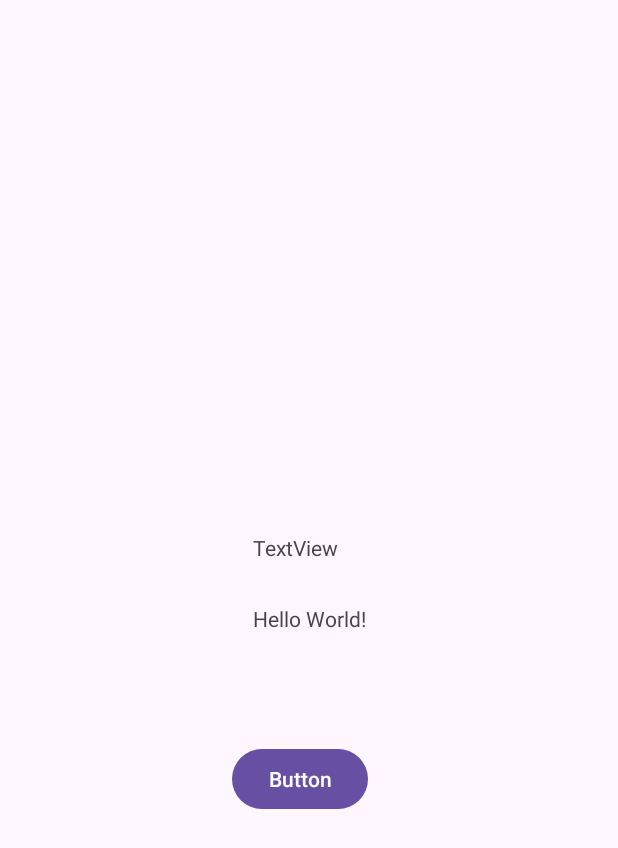
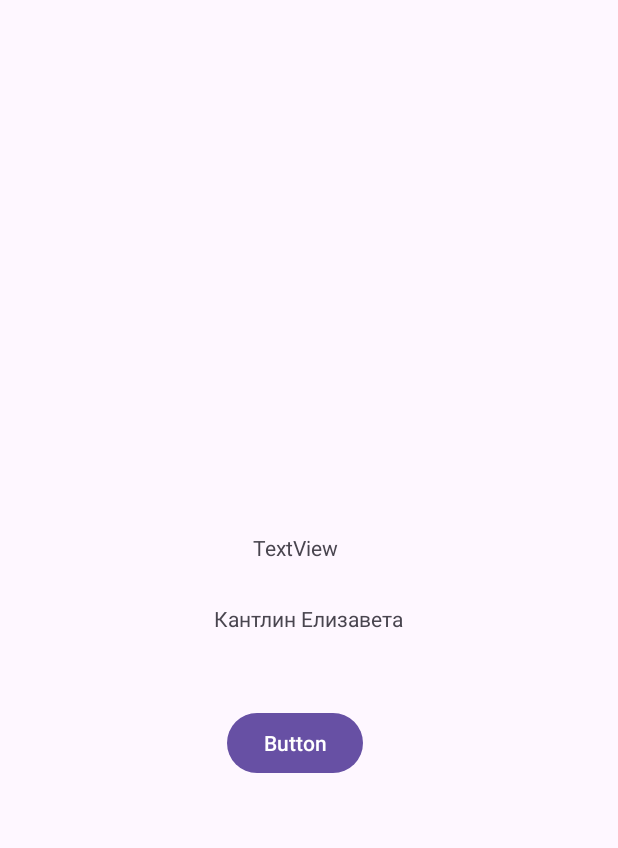
Before and after one commit to kantlinliza13/prakt7, an Android app: the screen it shows after launch (MainActivity), on a phone screen of 412 x 824 dp. Shown: the top 848 px of the screen. Run offline under Robolectric (Android 15) with nearby library versions, the phone set to English and light mode, and no system bars.

Commit message:
изменили текст

```diff
--- a/app/src/main/res/layout/activity_main.xml
+++ b/app/src/main/res/layout/activity_main.xml
@@ -10,9 +10,10 @@
         android:id="@+id/textView2"
         android:layout_width="wrap_content"
         android:layout_height="wrap_content"
-        android:text="Hello World!"
+        android:text="Кантлин Елизавета"
         app:layout_constraintBottom_toBottomOf="parent"
         app:layout_constraintEnd_toEndOf="parent"
+        app:layout_constraintHorizontal_bias="0.498"
         app:layout_constraintStart_toStartOf="parent"
         app:layout_constraintTop_toTopOf="parent" />
 
@@ -36,10 +37,10 @@
         android:text="Button"
         app:layout_constraintBottom_toBottomOf="parent"
         app:layout_constraintEnd_toEndOf="parent"
-        app:layout_constraintHorizontal_bias="0.481"
+        app:layout_constraintHorizontal_bias="0.471"
         app:layout_constraintStart_toStartOf="parent"
         app:layout_constraintTop_toTopOf="parent"
-        app:layout_constraintVertical_bias="0.638"
+        app:layout_constraintVertical_bias="0.607"
         tools:ignore="HardcodedText" />
 
 </androidx.constraintlayout.widget.ConstraintLayout>
```
